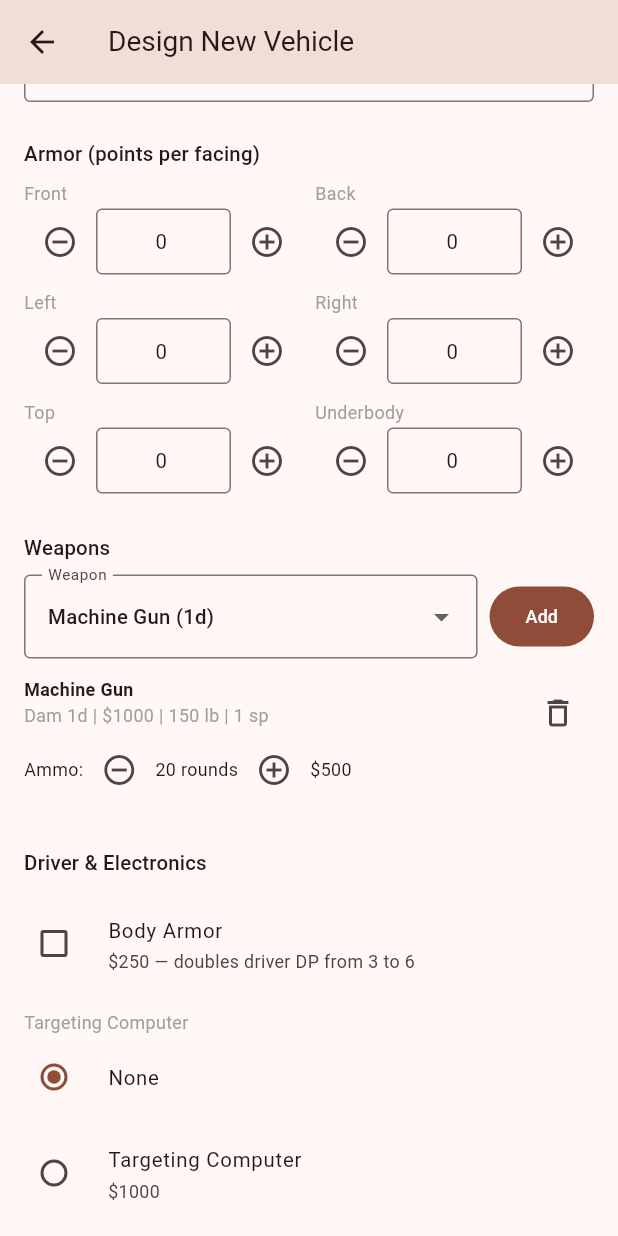
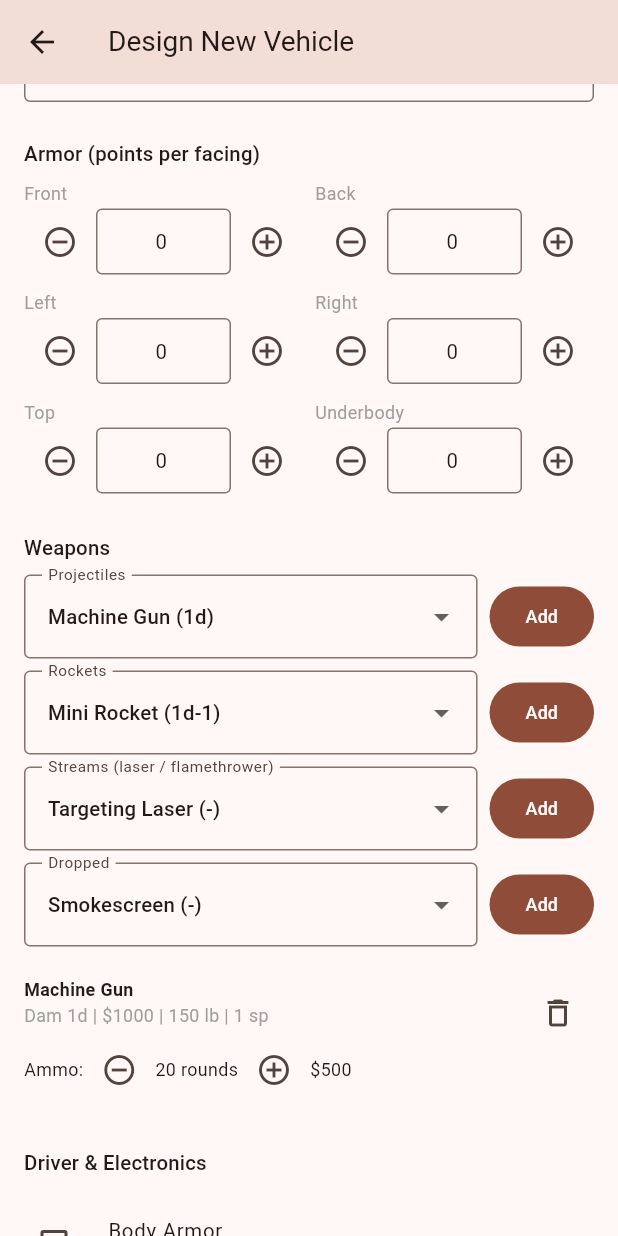
Before and after one commit to heusserm/car-wars-vehicle-designer, a Flutter app: the DesignVehicleScreen screen opened directly, scrolled down 576 dp, after a tap on "Add", on a phone screen of 412 x 824 dp. Run offline on Flutter 3.47's test engine with Material 3 defaults, Android fonts, the phone set to English and light mode, and no system bars; our stand-ins replace shared_preferences; accounts and stored records are empty.

Commit message:
Add magazines, dropped weapons, four-category pickers, author credit
Extra magazines: each magazine beyond a weapon's base load now adds
$50, 15 lb, and 1 space on top of the rounds, matching the Compendium's
"loaded magazine" figures. The summary's ammo line is relabeled to
"ammo & magazines".

Weapons are reorganized into four pickers - Projectiles, Rockets,
Streams (lasers + flamethrowers), and Dropped - each its own dropdown
and Add button feeding the same mounted-weapons list.

Adds 20 dropped weapons (smokescreens, paint/oil/flame/ice/chaff
droppers, mines, spikes, junk, drop-spike plate). Gas Streamer, the
Fake Drop-Spike Plate, and the bus/semitrailer-only Large Drop-Spike
Plate are intentionally left out.

Home screen: adds an author credit line with a mailto link and pushes
the attribution notice further below the buttons.

Co-Authored-By: Claude Sonnet 5 <noreply@anthropic.com>

```diff
--- a/lib/models/mounted_weapon.dart
+++ b/lib/models/mounted_weapon.dart
@@ -10,4 +10,13 @@ class MountedWeapon {
   double get ammoCost => ammoRounds * weapon.costPerShot;
 
   double get ammoWeight => ammoRounds * weapon.weightPerShot;
+
+  /// How many magazines (boxes) of ammo are loaded. Ammo is always bought in
+  /// whole boxes of [Weapon.ammoPerBox], so this divides evenly.
+  int get magazineCount =>
+      weapon.ammoPerBox > 0 ? (ammoRounds / weapon.ammoPerBox).round() : 0;
+
+  /// Magazines beyond the first. The base load comes with the weapon; each
+  /// extra magazine adds its own cost/weight/space (see vehicle_calculator).
+  int get extraMagazines => magazineCount > 1 ? magazineCount - 1 : 0;
 }
--- a/lib/models/weapon.dart
+++ b/lib/models/weapon.dart
@@ -32,18 +32,19 @@ class Weapon {
   final double weightPerShot;
 }
 
-/// Core offensive weapons from the Weapon Charts (Small/Large-Bore Projectile,
-/// Rockets, Lasers, Flamethrowers). Dropped gases/liquids/solids and hand
-/// dischargers are left out of this pass.
+/// Weapons are grouped into four pickers: projectiles, rockets, streams
+/// (lasers + flamethrowers) and dropped weapons.
 ///
 /// ammoPerBox/costPerShot/weightPerShot are cross-checked against the Weapon
-/// Charts in the Car Wars Compendium (SJG30-7142), pages 50-51. Where a weapon
-/// has multiple ammo types (HEAT/APFSDS/HESH, standard/incendiary, etc.), the
-/// base/standard round is used. Grenade Launcher, Mine-Flinger, Micromissile
-/// Launcher, and Variable-Fire Rocket Pod are left out: their ammo rules
-/// (variable-cost loads, multi-shot pods) are more complex than this app models.
-const List<Weapon> weapons = [
-  // Small-Bore Projectile Weapons
+/// Charts in the Car Wars Compendium (SJG30-7142). Where a weapon has multiple
+/// ammo types (HEAT/APFSDS/HESH, standard/incendiary, etc.), the base/standard
+/// round is used. A handful of weapons with variable-cost loads or multi-shot
+/// pods (Grenade Launcher, Mine-Flinger, Micromissile Launcher, Variable-Fire
+/// Rocket Pod, Gas Streamer) are left out, as are bus/semitrailer-only items.
+
+/// Projectile weapons (small- and large-bore).
+const List<Weapon> projectileWeapons = [
+  // Small-Bore
   Weapon(name: 'Machine Gun', abbreviation: 'MG', toHit: '7', damage: '1d', dp: 3, cost: 1000, weight: 150, space: 1, ammoPerBox: 20, costPerShot: 25, weightPerShot: 2.5),
   Weapon(name: 'Vulcan MG', abbreviation: 'VMG', toHit: '6', damage: '2d', dp: 3, cost: 2000, weight: 350, space: 2, ammoPerBox: 20, costPerShot: 35, weightPerShot: 5),
   Weapon(name: 'Flechette Gun', abbreviation: 'FG', toHit: '6', damage: '1d+1', dp: 2, cost: 700, weight: 100, space: 1, ammoPerBox: 20, costPerShot: 10, weightPerShot: 2.5),
@@ -52,7 +53,7 @@ const List<Weapon> weapons = [
   Weapon(name: 'Recoilless Rifle', abbreviation: 'RR', toHit: '7', damage: '2d', dp: 4, cost: 1500, weight: 300, space: 2, ammoPerBox: 10, costPerShot: 35, weightPerShot: 5),
   Weapon(name: 'Autocannon', abbreviation: 'AC', toHit: '6', damage: '3d', dp: 4, cost: 6500, weight: 500, space: 3, ammoPerBox: 10, costPerShot: 75, weightPerShot: 10),
 
-  // Large-Bore Projectile Weapons
+  // Large-Bore
   Weapon(name: 'Bomb', abbreviation: 'B', toHit: '9', damage: '4d', dp: 2, cost: 100, weight: 100, space: 2),
   Weapon(name: 'Cluster Bomb', abbreviation: 'CB', toHit: '9', damage: '2d', dp: 2, cost: 200, weight: 150, space: 2),
   Weapon(name: 'Starshell Launcher', abbreviation: 'SL', toHit: '-', damage: '-', dp: 2, cost: 500, weight: 100, space: 1, ammoPerBox: 5, costPerShot: 50, weightPerShot: 5),
@@ -62,10 +63,12 @@ const List<Weapon> weapons = [
   Weapon(name: 'Paint Gun', abbreviation: 'PG', toHit: '7/5', damage: '-', dp: 3, cost: 1000, weight: 250, space: 3, ammoPerBox: 10, costPerShot: 25, weightPerShot: 5),
   Weapon(name: 'Blast Cannon', abbreviation: 'BC', toHit: '7', damage: '4d', dp: 5, cost: 4500, weight: 500, space: 4, ammoPerBox: 10, costPerShot: 100, weightPerShot: 10),
   Weapon(name: 'Tank Gun', abbreviation: 'TG', toHit: '7', damage: '8d', dp: 10, cost: 10000, weight: 1200, space: 10, ammoPerBox: 10, costPerShot: 100, weightPerShot: 20),
+];
 
-  // Rockets - most are single-shot rounds where the listed cost already prices
-  // one round, so no separate ammo purchase is modeled. Rocket Launcher is
-  // magazine-fed per the chart and does have purchasable ammo.
+/// Rockets - most are single-shot rounds where the listed cost already prices
+/// one round, so no separate ammo purchase is modeled. Rocket Launcher is
+/// magazine-fed per the chart and does have purchasable ammo.
+const List<Weapon> rocketWeapons = [
   Weapon(name: 'Mini Rocket', abbreviation: 'MNR', toHit: '9', damage: '1d-1', dp: 1, cost: 50, weight: 20, space: 1 / 3),
   Weapon(name: 'Light Rocket', abbreviation: 'LtR', toHit: '9', damage: '1d', dp: 1, cost: 75, weight: 25, space: 0.5),
   Weapon(name: 'Medium Rocket', abbreviation: 'MR', toHit: '9', damage: '2d', dp: 2, cost: 140, weight: 50, space: 1),
@@ -76,8 +79,12 @@ const List<Weapon> weapons = [
   Weapon(name: 'Wire-Guided Missile', abbreviation: 'WGM', toHit: '6', damage: '3d', dp: 1, cost: 2000, weight: 100, space: 1),
   Weapon(name: 'Six-Shooter', abbreviation: '-', toHit: '9', damage: '1d*', dp: 2, cost: 450, weight: 150, space: 2),
   Weapon(name: 'Rocket Launcher', abbreviation: 'RL', toHit: '8', damage: '2d', dp: 2, cost: 1000, weight: 200, space: 2, ammoPerBox: 10, costPerShot: 35, weightPerShot: 5),
+];
 
-  // Lasers - draw power from the plant, no purchasable ammo.
+/// Stream weapons - lasers (draw power from the plant, no purchasable ammo) and
+/// flamethrowers (magazine-fed).
+const List<Weapon> streamWeapons = [
+  // Lasers
   Weapon(name: 'Targeting Laser', abbreviation: 'TL', toHit: '6', damage: '-', dp: 1, cost: 1000, weight: 50, space: 0),
   Weapon(name: 'Light Laser', abbreviation: 'LL', toHit: '6', damage: '1d', dp: 2, cost: 3000, weight: 200, space: 1),
   Weapon(name: 'Medium Laser', abbreviation: 'ML', toHit: '6', damage: '2d', dp: 2, cost: 5500, weight: 350, space: 2),
@@ -92,3 +99,37 @@ const List<Weapon> weapons = [
   Weapon(name: 'Flamethrower', abbreviation: 'FT', toHit: '6', damage: '1d', dp: 2, cost: 500, weight: 450, space: 2, ammoPerBox: 10, costPerShot: 25, weightPerShot: 5),
   Weapon(name: 'HD Flamethrower', abbreviation: 'HDFT', toHit: '6', damage: '2d', dp: 3, cost: 1250, weight: 650, space: 3, ammoPerBox: 10, costPerShot: 50, weightPerShot: 10),
 ];
+
+/// Dropped weapons (clouds, slicks, spikes, mines). These are released behind or
+/// beneath the vehicle rather than aimed, so to-hit and damage are shown as '-'.
+/// Drop-plates are single-use with no reloadable ammo.
+const List<Weapon> droppedWeapons = [
+  Weapon(name: 'Smokescreen', abbreviation: 'SS', toHit: '-', damage: '-', dp: 4, cost: 250, weight: 25, space: 1, ammoPerBox: 10, costPerShot: 10, weightPerShot: 5),
+  Weapon(name: 'HD Smokescreen', abbreviation: 'HDSS', toHit: '-', damage: '-', dp: 4, cost: 500, weight: 50, space: 2, ammoPerBox: 10, costPerShot: 40, weightPerShot: 20),
+  Weapon(name: 'Paint Spray', abbreviation: 'PS', toHit: '-', damage: '-', dp: 2, cost: 400, weight: 25, space: 1, ammoPerBox: 25, costPerShot: 10, weightPerShot: 2),
+  Weapon(name: 'HD Paint Spray', abbreviation: 'HDPS', toHit: '-', damage: '-', dp: 3, cost: 800, weight: 50, space: 2, ammoPerBox: 10, costPerShot: 40, weightPerShot: 8),
+  Weapon(name: 'Flame Cloud Ejector', abbreviation: 'FCE', toHit: '-', damage: '-', dp: 2, cost: 500, weight: 50, space: 2, ammoPerBox: 10, costPerShot: 60, weightPerShot: 5),
+  Weapon(name: 'HD Flame Cloud Ejector', abbreviation: 'HDFCE', toHit: '-', damage: '-', dp: 2, cost: 1000, weight: 100, space: 3, ammoPerBox: 10, costPerShot: 240, weightPerShot: 20),
+  Weapon(name: 'Flame Cloud Gas Streamer', abbreviation: 'FCGS', toHit: '-', damage: '-', dp: 1, cost: 200, weight: 100, space: 2, ammoPerBox: 2, costPerShot: 300, weightPerShot: 25),
+  Weapon(name: 'Oil Jet', abbreviation: 'OJ', toHit: '-', damage: '-', dp: 3, cost: 250, weight: 25, space: 2, ammoPerBox: 25, costPerShot: 10, weightPerShot: 2),
+  Weapon(name: 'HD Oil Jet', abbreviation: 'HDOJ', toHit: '-', damage: '-', dp: 4, cost: 500, weight: 50, space: 3, ammoPerBox: 10, costPerShot: 40, weightPerShot: 8),
+  Weapon(name: 'Flaming Oil Jet', abbreviation: 'FOJ', toHit: '-', damage: '-', dp: 3, cost: 300, weight: 30, space: 2, ammoPerBox: 25, costPerShot: 35, weightPerShot: 2),
+  Weapon(name: 'Heavy Flaming Oil Jet', abbreviation: 'HFOJ', toHit: '-', damage: '-', dp: 4, cost: 550, weight: 60, space: 3, ammoPerBox: 10, costPerShot: 140, weightPerShot: 8),
+  Weapon(name: 'Ice Dropper', abbreviation: 'ID', toHit: '-', damage: '-', dp: 3, cost: 750, weight: 50, space: 2, ammoPerBox: 25, costPerShot: 20, weightPerShot: 2),
+  Weapon(name: 'HD Ice Dropper', abbreviation: 'HDID', toHit: '-', damage: '-', dp: 4, cost: 1000, weight: 100, space: 3, ammoPerBox: 10, costPerShot: 100, weightPerShot: 10),
+  Weapon(name: 'Chaff Dispenser', abbreviation: 'CD', toHit: '-', damage: '-', dp: 2, cost: 300, weight: 25, space: 1, ammoPerBox: 10, costPerShot: 10, weightPerShot: 2),
+  Weapon(name: 'HD Chaff Dispenser', abbreviation: 'HDCD', toHit: '-', damage: '-', dp: 2, cost: 600, weight: 50, space: 2, ammoPerBox: 10, costPerShot: 40, weightPerShot: 8),
+  Weapon(name: 'Junk Dropper', abbreviation: 'JD', toHit: '-', damage: '-', dp: 4, cost: 50, weight: 25, space: 1, ammoPerBox: 10, costPerShot: 0, weightPerShot: 10),
+  Weapon(name: 'Minedropper', abbreviation: 'MD', toHit: '-', damage: '2d', dp: 2, cost: 500, weight: 150, space: 2, ammoPerBox: 10, costPerShot: 50, weightPerShot: 5),
+  Weapon(name: 'Spear 1000 Minedropper', abbreviation: 'SMD', toHit: '-', damage: '2d', dp: 2, cost: 750, weight: 150, space: 2, ammoPerBox: 5, costPerShot: 100, weightPerShot: 10),
+  Weapon(name: 'Spikedropper', abbreviation: 'SD', toHit: '-', damage: '-', dp: 4, cost: 100, weight: 25, space: 1, ammoPerBox: 10, costPerShot: 20, weightPerShot: 5),
+  Weapon(name: 'Drop-Spike Plate', abbreviation: 'DSP', toHit: '-', damage: '-', dp: 4, cost: 200, weight: 50, space: 1),
+];
+
+/// All weapons across every category, in picker order.
+const List<Weapon> weapons = [
+  ...projectileWeapons,
+  ...rocketWeapons,
+  ...streamWeapons,
+  ...droppedWeapons,
+];
--- a/lib/screens/design_vehicle_screen.dart
+++ b/lib/screens/design_vehicle_screen.dart
@@ -39,7 +39,10 @@ class _DesignVehicleScreenState extends State<DesignVehicleScreen> {
 
   final VehicleArmor _armor = VehicleArmor();
   final List<MountedWeapon> _mountedWeapons = [];
-  Weapon _weaponToAdd = weapons.first;
+  Weapon _projectileToAdd = projectileWeapons.first;
+  Weapon _rocketToAdd = rocketWeapons.first;
+  Weapon _streamToAdd = streamWeapons.first;
+  Weapon _droppedToAdd = droppedWeapons.first;
 
   bool _hasBodyArmor = false;
   TargetingComputer _targetingComputer = noTargetingComputer;
@@ -72,6 +75,37 @@ class _DesignVehicleScreenState extends State<DesignVehicleScreen> {
         targetingComputer: _targetingComputer,
         accessories: _accessories,
       );
+
+  Widget _weaponPicker(
+    String label,
+    List<Weapon> options,
+    Weapon selected,
+    ValueChanged<Weapon> onSelect,
+  ) {
+    return Padding(
+      padding: const EdgeInsets.only(bottom: 8),
+      child: Row(
+        children: [
+          Expanded(
+            child: DropdownButtonFormField<Weapon>(
+              initialValue: selected,
+              isExpanded: true,
+              decoration: InputDecoration(labelText: label, border: const OutlineInputBorder()),
+              items: options
+                  .map((w) => DropdownMenuItem(value: w, child: Text('${w.name} (${w.damage})')))
+                  .toList(),
+              onChanged: (value) => setState(() => onSelect(value!)),
+            ),
+          ),
+          const SizedBox(width: 8),
+          FilledButton(
+            onPressed: () => setState(() => _mountedWeapons.add(MountedWeapon(selected))),
+            child: const Text('Add'),
+          ),
+        ],
+      ),
+    );
+  }
 
   @override
   Widget build(BuildContext context) {
@@ -177,26 +211,14 @@ class _DesignVehicleScreenState extends State<DesignVehicleScreen> {
           _ArmorGrid(armor: _armor, onChanged: () => setState(() {})),
           const SizedBox(height: 24),
           _SectionHeader('Weapons'),
-          Row(
-            children: [
-              Expanded(
-                child: DropdownButtonFormField<Weapon>(
-                  initialValue: _weaponToAdd,
-                  isExpanded: true,
-                  decoration: const InputDecoration(labelText: 'Weapon', border: OutlineInputBorder()),
-                  items: weapons
-                      .map((w) => DropdownMenuItem(value: w, child: Text('${w.name} (${w.damage})')))
-                      .toList(),
-                  onChanged: (value) => setState(() => _weaponToAdd = value!),
-                ),
-              ),
-              const SizedBox(width: 8),
-              FilledButton(
-                onPressed: () => setState(() => _mountedWeapons.add(MountedWeapon(_weaponToAdd))),
-                child: const Text('Add'),
-              ),
-            ],
-          ),
+          _weaponPicker('Projectiles', projectileWeapons, _projectileToAdd,
+              (w) => _projectileToAdd = w),
+          _weaponPicker('Rockets', rocketWeapons, _rocketToAdd,
+              (w) => _rocketToAdd = w),
+          _weaponPicker('Streams (laser / flamethrower)', streamWeapons, _streamToAdd,
+              (w) => _streamToAdd = w),
+          _weaponPicker('Dropped', droppedWeapons, _droppedToAdd,
+              (w) => _droppedToAdd = w),
           const SizedBox(height: 8),
           if (_mountedWeapons.isEmpty)
             const Text('No weapons mounted.', style: TextStyle(color: Colors.grey))
@@ -570,7 +592,7 @@ class _SummaryCard extends StatelessWidget {
             Text('Summary', style: Theme.of(context).textTheme.titleMedium),
             const SizedBox(height: 12),
             _statRow('Total Cost', '\$${stats.totalCost.toStringAsFixed(0)}'
-                ' (includes \$${stats.ammoCost.toStringAsFixed(0)} of ammo)'),
+                ' (includes \$${stats.ammoCost.toStringAsFixed(0)} of ammo & magazines)'),
             _statRow('Driver', '${stats.driverWeight} lb, ${stats.driverSpaces} sp, ${stats.driverDp} DP (included above)'),
             _statRow(
               'Spaces Used / Available',
--- a/lib/screens/home_screen.dart
+++ b/lib/screens/home_screen.dart
@@ -41,7 +41,7 @@ class HomeScreen extends StatelessWidget {
                 icon: const Icon(Icons.add),
                 label: const Text('Design New Vehicle'),
               ),
-              const SizedBox(height: 40),
+              const SizedBox(height: 96),
               const _AttributionNotice(),
             ],
           ),
@@ -56,6 +56,7 @@ class _AttributionNotice extends StatelessWidget {
 
   static final Uri _policyUrl = Uri.parse('https://www.sjgames.com/general/online_policy.html');
   static final Uri _storeUrl = Uri.parse('https://warehouse23.com/collections/car-wars-classic');
+  static final Uri _emailUrl = Uri.parse('mailto:Matt@xndev.com');
 
   Future<void> _open(Uri url) async {
     await launchUrl(url, mode: LaunchMode.externalApplication);
@@ -69,7 +70,9 @@ class _AttributionNotice extends StatelessWidget {
       decoration: TextDecoration.underline,
     );
 
-    return Text.rich(
+    return Column(
+      children: [
+        Text.rich(
           TextSpan(
             style: baseStyle,
             children: [
@@ -95,6 +98,23 @@ class _AttributionNotice extends StatelessWidget {
             ],
           ),
           textAlign: TextAlign.center,
+        ),
+        const SizedBox(height: 16),
+        Text.rich(
+          TextSpan(
+            style: baseStyle,
+            children: [
+              const TextSpan(text: 'Application designed and implemented by Matthew Heusser · '),
+              TextSpan(
+                text: 'Matt@xndev.com',
+                style: linkStyle,
+                recognizer: TapGestureRecognizer()..onTap = () => _open(_emailUrl),
+              ),
+            ],
+          ),
+          textAlign: TextAlign.center,
+        ),
+      ],
     );
   }
 }
--- a/lib/services/vehicle_calculator.dart
+++ b/lib/services/vehicle_calculator.dart
@@ -17,6 +17,12 @@ const int tireCount = 4;
 /// effectively doubling the wearer's DP from 3 to 6.
 const int bodyArmorCost = 250;
 const int bodyArmorDpBonus = 3;
+
+/// Each magazine of ammo beyond the first (the base load that comes with the
+/// weapon) costs $50, weighs 15 lb, and takes 1 space, on top of the rounds.
+const int extraMagazineCost = 50;
+const int extraMagazineWeight = 15;
+const int extraMagazineSpaces = 1;
 
 class VehicleStats {
   const VehicleStats({
@@ -101,10 +107,20 @@ VehicleStats computeVehicleStats({
   final armorWeight = armor.totalPoints * body.armorWeightPerPoint;
 
   final weaponsCost = mountedWeapons.fold<int>(0, (sum, mw) => sum + mw.weapon.cost);
-  final ammoCost = mountedWeapons.fold<double>(0, (sum, mw) => sum + mw.ammoCost);
+  final roundsCost = mountedWeapons.fold<double>(0, (sum, mw) => sum + mw.ammoCost);
   final weaponsWeight = mountedWeapons.fold<double>(0, (sum, mw) => sum + mw.weapon.weight);
-  final ammoWeight = mountedWeapons.fold<double>(0, (sum, mw) => sum + mw.ammoWeight);
+  final roundsWeight = mountedWeapons.fold<double>(0, (sum, mw) => sum + mw.ammoWeight);
   final weaponsSpace = mountedWeapons.fold<double>(0, (sum, mw) => sum + mw.weapon.space);
+
+  // Extra magazines beyond each weapon's base load: $50, 15 lb, 1 space each.
+  final extraMagazines = mountedWeapons.fold<int>(0, (sum, mw) => sum + mw.extraMagazines);
+  final magazineCost = extraMagazines * extraMagazineCost;
+  final magazineWeight = extraMagazines * extraMagazineWeight;
+  final magazineSpace = extraMagazines * extraMagazineSpaces;
+
+  // Displayed "ammo" figure bundles the rounds and the extra-magazine hardware.
+  final ammoCost = roundsCost + magazineCost;
+  final ammoWeight = roundsWeight + magazineWeight;
 
   final bodyArmorCostApplied = hasBodyArmor ? bodyArmorCost : 0;
   final driverDp = baseDriverDp + (hasBodyArmor ? bodyArmorDpBonus : 0);
@@ -136,6 +152,7 @@ VehicleStats computeVehicleStats({
 
   final spacesUsed = powerPlantSpacesUsed +
       weaponsSpace +
+      magazineSpace +
       driverSpaces +
       targetingComputer.space +
       accessoriesSpace;
```
Lines whose indentation alone changed are shown as unchanged.
